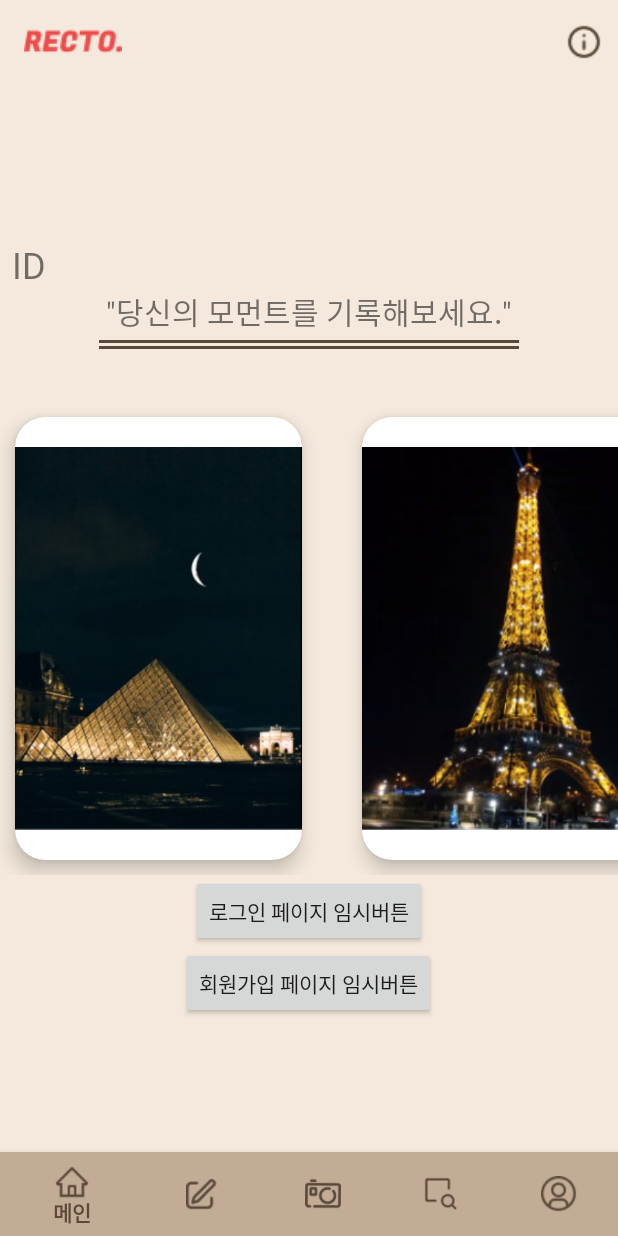
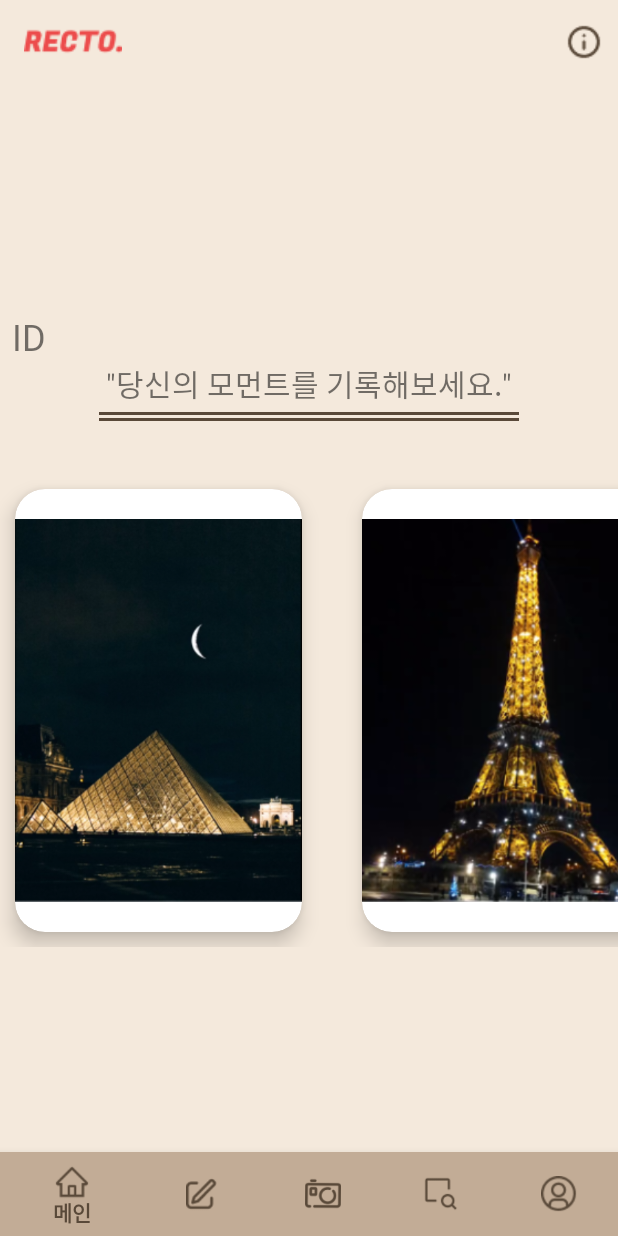
Before and after one commit to esun1903/Recto, an Android app: the screen it shows after launch (MainActivity), on a phone screen of 412 x 824 dp. Run offline under Robolectric (Android 15) with nearby library versions, the phone set to English and light mode, and no system bars; our stand-ins replace Firebase (no records; nobody signed in at launch, a user with empty details on screens opened directly).

```diff
--- a/android/app/src/main/java/com/ssafy/recto/HomeFragment.java
+++ b/android/app/src/main/java/com/ssafy/recto/HomeFragment.java
@@ -67,26 +67,7 @@ public class HomeFragment extends Fragment {
 
         MyListDecoration decoration = new MyListDecoration();
         listview.addItemDecoration(decoration);
-
-        Button btn_log = view.findViewById(R.id.btn_log);
-        btn_log.setOnClickListener(new View.OnClickListener() {
-            @Override
-            public void onClick(View v) {
-                Intent intent = new Intent(v.getContext(), LoginActivity.class);
-                startActivity(intent);
-            }
-        });
-
-        Button btn_regi = view.findViewById(R.id.btn_regi);
-        btn_regi.setOnClickListener(new View.OnClickListener() {
-            @Override
-            public void onClick(View v) {
-                Intent intent = new Intent(v.getContext(), RegisterActivity.class);
-                startActivity(intent);
-            }
-        });
     }
-
 
     private View.OnClickListener onClickItem = new View.OnClickListener() {
         @Override
--- a/android/app/src/main/java/com/ssafy/recto/ProfileFragment.java
+++ b/android/app/src/main/java/com/ssafy/recto/ProfileFragment.java
@@ -16,6 +16,7 @@ import androidx.fragment.app.FragmentPagerAdapter;
 import androidx.viewpager.widget.ViewPager;
 import com.google.android.material.tabs.TabLayout;
 import com.google.firebase.auth.FirebaseAuth;
+import com.google.firebase.auth.FirebaseUser;
 
 import java.util.Objects;
 
--- a/android/app/src/main/java/com/ssafy/recto/UserAccount.java
+++ b/android/app/src/main/java/com/ssafy/recto/UserAccount.java
@@ -15,8 +15,9 @@ public class UserAccount {
         return idToken;
     }
 
-    public void setIdToken(String idToken) {
+    public String setIdToken(String idToken) {
         this.idToken = idToken;
+        return idToken;
     }
 
     public String getEmailId() {
--- a/android/app/src/main/res/layout/home_fragment.xml
+++ b/android/app/src/main/res/layout/home_fragment.xml
@@ -47,19 +47,4 @@
         android:scrollbars="horizontal"
         android:layout_marginTop="35dp"/>
 
-    <!-- 로그인, 회원가입 전용 임시 버튼 -->
-    <Button
-        android:id="@+id/btn_log"
-        android:layout_width="wrap_content"
-        android:layout_height="wrap_content"
-        android:layout_gravity="center"
-        android:text="로그인 페이지 임시버튼"/>
-
-    <Button
-        android:id="@+id/btn_regi"
-        android:layout_width="wrap_content"
-        android:layout_height="wrap_content"
-        android:layout_gravity="center"
-        android:text="회원가입 페이지 임시버튼"/>
-
 </LinearLayout>
```
Also changed, not shown: android/app/src/main/java/com/ssafy/recto/MainActivity.java (+26 -2 lines).
